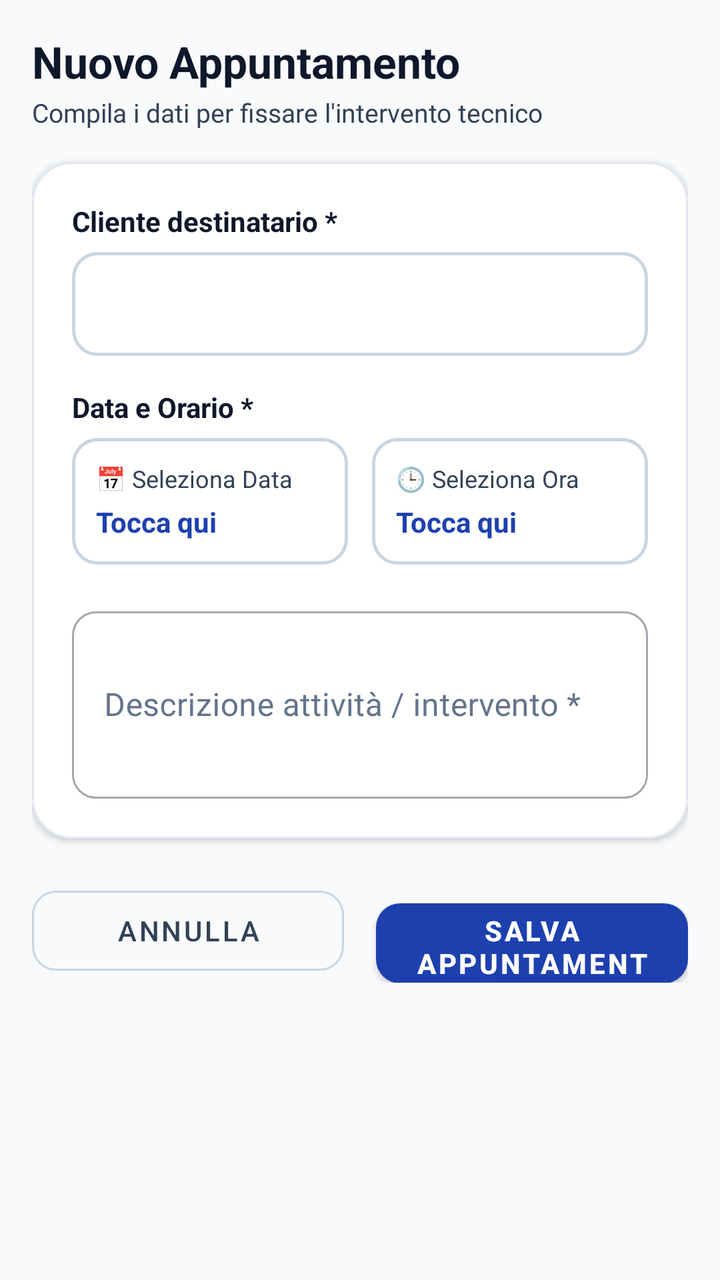
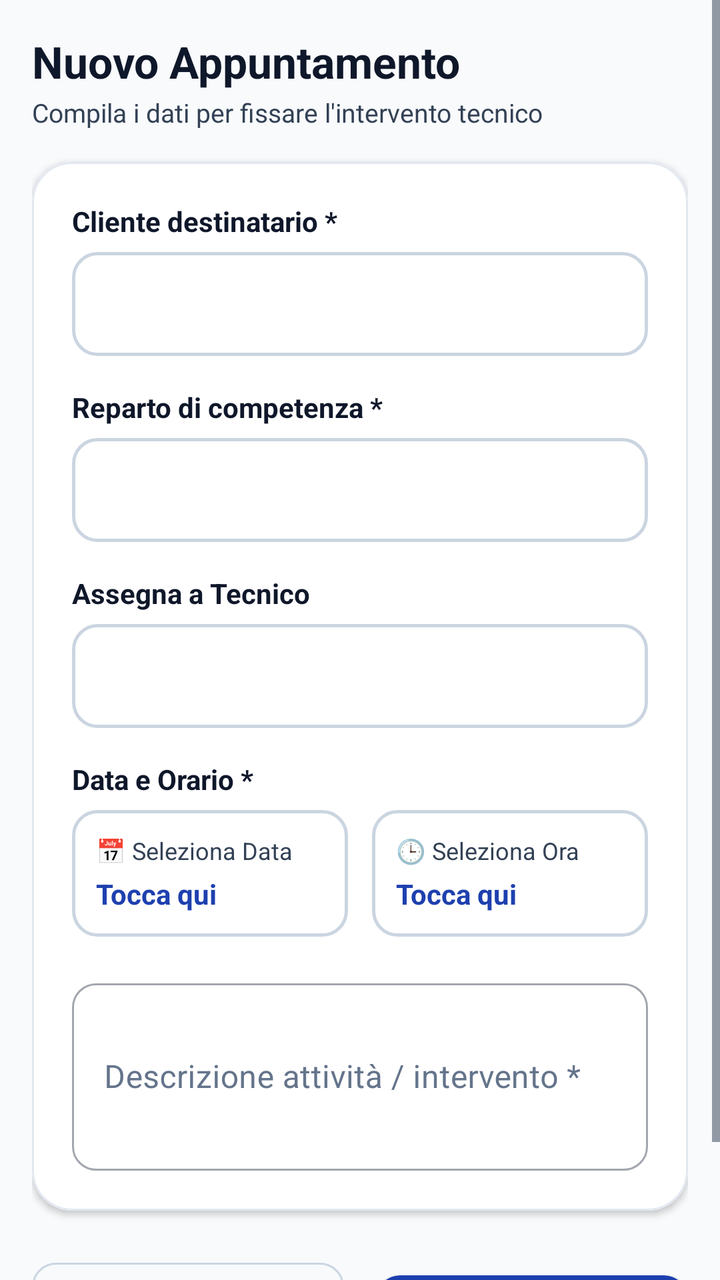

Compare the two renders of this Android layout. The source of the first and the diff that turns it into the second are given below.
<!-- AndroidManifest.xml: application theme Theme.TechInterventionApp -->
<!-- res/layout/fragment_new_appointment.xml -->
<?xml version="1.0" encoding="utf-8"?>
<ScrollView
    xmlns:android="http://schemas.android.com/apk/res/android"
    xmlns:app="http://schemas.android.com/apk/res-auto"
    android:layout_width="match_parent"
    android:layout_height="match_parent"
    android:fillViewport="true"
    android:background="@color/background">

    <LinearLayout
        android:layout_width="match_parent"
        android:layout_height="wrap_content"
        android:orientation="vertical"
        android:padding="16dp">

        <TextView
            android:layout_width="match_parent"
            android:layout_height="wrap_content"
            android:text="Nuovo Appuntamento"
            android:textSize="22sp"
            android:textStyle="bold"
            android:textColor="@color/text_primary" />

        <TextView
            android:layout_width="match_parent"
            android:layout_height="wrap_content"
            android:text="Compila i dati per fissare l'intervento tecnico"
            android:textSize="13sp"
            android:textColor="@color/text_secondary"
            android:layout_marginTop="2dp"
            android:layout_marginBottom="16dp" />

        
        <com.google.android.material.card.MaterialCardView
            android:layout_width="match_parent"
            android:layout_height="wrap_content"
            app:cardCornerRadius="20dp"
            app:cardElevation="2dp"
            app:strokeColor="@color/border_subtle"
            app:strokeWidth="1dp">

            <LinearLayout
                android:layout_width="match_parent"
                android:layout_height="wrap_content"
                android:background="@color/surface"
                android:orientation="vertical"
                android:padding="20dp">

                
                <TextView
                    android:layout_width="match_parent"
                    android:layout_height="wrap_content"
                    android:text="Cliente destinatario *"
                    android:textStyle="bold"
                    android:textSize="14sp"
                    android:textColor="@color/text_primary"
                    android:layout_marginBottom="6dp" />

                <Spinner
                    android:id="@+id/spinner_client"
                    android:layout_width="match_parent"
                    android:layout_height="wrap_content"
                    android:minHeight="52dp"
                    android:background="@drawable/spinner_background"
                    android:spinnerMode="dropdown" />

                
                <TextView
                    android:layout_width="match_parent"
                    android:layout_height="wrap_content"
                    android:text="Data e Orario *"
                    android:textStyle="bold"
                    android:textSize="14sp"
                    android:textColor="@color/text_primary"
                    android:layout_marginTop="16dp"
                    android:layout_marginBottom="6dp" />

                <LinearLayout
                    android:layout_width="match_parent"
                    android:layout_height="wrap_content"
                    android:orientation="horizontal">

                    
                    <LinearLayout
                        android:id="@+id/btn_pick_date"
                        android:layout_width="0dp"
                        android:layout_height="wrap_content"
                        android:layout_weight="1"
                        android:orientation="vertical"
                        android:background="@drawable/spinner_background"
                        android:padding="12dp"
                        android:clickable="true"
                        android:focusable="true"
                        android:layout_marginEnd="6dp">

                        <TextView
                            android:layout_width="wrap_content"
                            android:layout_height="wrap_content"
                            android:text="📅 Seleziona Data"
                            android:textSize="12sp"
                            android:textColor="@color/text_secondary" />

                        <TextView
                            android:id="@+id/tv_selected_date"
                            android:layout_width="wrap_content"
                            android:layout_height="wrap_content"
                            android:text="Tocca qui"
                            android:textSize="14sp"
                            android:textStyle="bold"
                            android:textColor="@color/primary"
                            android:layout_marginTop="4dp" />
                    </LinearLayout>

                    
                    <LinearLayout
                        android:id="@+id/btn_pick_time"
                        android:layout_width="0dp"
                        android:layout_height="wrap_content"
                        android:layout_weight="1"
                        android:orientation="vertical"
                        android:background="@drawable/spinner_background"
                        android:padding="12dp"
                        android:clickable="true"
                        android:focusable="true"
                        android:layout_marginStart="6dp">

                        <TextView
                            android:layout_width="wrap_content"
                            android:layout_height="wrap_content"
                            android:text="🕒 Seleziona Ora"
                            android:textSize="12sp"
                            android:textColor="@color/text_secondary" />

                        <TextView
                            android:id="@+id/tv_selected_time"
                            android:layout_width="wrap_content"
                            android:layout_height="wrap_content"
                            android:text="Tocca qui"
                            android:textSize="14sp"
                            android:textStyle="bold"
                            android:textColor="@color/primary"
                            android:layout_marginTop="4dp" />
                    </LinearLayout>
                </LinearLayout>

                
                <com.google.android.material.textfield.TextInputLayout
                    android:id="@+id/til_description"
                    style="@style/Widget.MaterialComponents.TextInputLayout.OutlinedBox"
                    android:layout_width="match_parent"
                    android:layout_height="wrap_content"
                    android:hint="Descrizione attività / intervento *"
                    android:textColorHint="@color/text_muted"
                    app:boxCornerRadiusTopStart="12dp"
                    app:boxCornerRadiusTopEnd="12dp"
                    app:boxCornerRadiusBottomStart="12dp"
                    app:boxCornerRadiusBottomEnd="12dp"
                    android:layout_marginTop="18dp">

                    <com.google.android.material.textfield.TextInputEditText
                        android:id="@+id/et_description"
                        android:layout_width="match_parent"
                        android:layout_height="wrap_content"
                        android:textColor="@color/text_primary"
                        android:inputType="textMultiLine"
                        android:minLines="3" />
                </com.google.android.material.textfield.TextInputLayout>

            </LinearLayout>
        </com.google.android.material.card.MaterialCardView>

        
        <LinearLayout
            android:layout_width="match_parent"
            android:layout_height="wrap_content"
            android:orientation="horizontal"
            android:layout_marginTop="20dp"
            android:layout_marginBottom="24dp">

            <com.google.android.material.button.MaterialButton
                android:id="@+id/btn_cancel"
                style="@style/Widget.MaterialComponents.Button.OutlinedButton"
                android:layout_width="0dp"
                android:layout_height="52dp"
                android:layout_weight="1"
                android:text="Annulla"
                android:textColor="@color/text_secondary"
                app:strokeColor="@color/border_strong"
                app:cornerRadius="12dp"
                android:layout_marginEnd="8dp" />

            <com.google.android.material.button.MaterialButton
                android:id="@+id/btn_save"
                android:layout_width="0dp"
                android:layout_height="52dp"
                android:layout_weight="1"
                android:text="Salva Appuntamento"
                android:textColor="@color/white"
                android:textStyle="bold"
                app:backgroundTint="@color/primary"
                app:cornerRadius="12dp"
                android:layout_marginStart="8dp" />
        </LinearLayout>

    </LinearLayout>
</ScrollView>
<!-- resources referenced by this layout -->
<resources>
  <color name="background">#F8FAFC</color>
  <color name="border_strong">#CBD5E1</color>
  <color name="border_subtle">#E2E8F0</color>
  <color name="primary">#1E40AF</color>
  <color name="surface">#FFFFFF</color>
  <color name="text_muted">#64748B</color>
  <color name="text_primary">#0F172A</color>
  <color name="text_secondary">#334155</color>
  <color name="white">#FFFFFF</color>
  <!-- drawable spinner_background (drawable) -->
  <?xml version="1.0" encoding="utf-8"?>
  <shape xmlns:android="http://schemas.android.com/apk/res/android"
      android:shape="rectangle">
      <stroke
          android:width="1.5dp"
          android:color="@color/border_strong" />
      <corners android:radius="12dp" />
      <solid android:color="@color/surface" />
      <padding
          android:left="14dp"
          android:right="14dp"
          android:top="8dp"
          android:bottom="8dp" />
  </shape>
  <style name="Theme.TechInterventionApp" parent="Theme.MaterialComponents.Light.NoActionBar">
          
          <item name="colorPrimary">@color/primary</item>
          <item name="colorPrimaryVariant">@color/primary_variant</item>
          <item name="colorOnPrimary">@color/white</item>
          <item name="colorSecondary">@color/secondary</item>
          <item name="colorSecondaryVariant">@color/secondary_variant</item>
          <item name="colorOnSecondary">@color/white</item>
          <item name="colorError">@color/error</item>
  
          
          <item name="android:colorBackground">@color/background</item>
          <item name="colorSurface">@color/surface</item>
          <item name="colorOnSurface">@color/text_primary</item>
  
          
          <item name="android:textColor">@color/text_primary</item>
          <item name="android:textColorPrimary">@color/text_primary</item>
          <item name="android:textColorSecondary">@color/text_secondary</item>
          <item name="android:textColorHint">@color/text_muted</item>
  
          
          <item name="android:statusBarColor">@color/background</item>
          <item name="android:windowLightStatusBar">true</item>
          <item name="android:navigationBarColor">@color/surface</item>
          <item name="android:windowLightNavigationBar">true</item>
  
          
          <item name="textInputStyle">@style/Widget.App.TextInputLayout</item>
      </style>
  <color name="primary_variant">#172554</color>
  <color name="secondary">#D97706</color>
  <color name="secondary_variant">#B45309</color>
  <color name="error">#DC2626</color>
  <style name="Widget.App.TextInputLayout" parent="Widget.MaterialComponents.TextInputLayout.OutlinedBox">
          <item name="boxStrokeColor">@color/primary</item>
          <item name="boxStrokeWidth">1.5dp</item>
          <item name="boxCornerRadiusTopStart">12dp</item>
          <item name="boxCornerRadiusTopEnd">12dp</item>
          <item name="boxCornerRadiusBottomStart">12dp</item>
          <item name="boxCornerRadiusBottomEnd">12dp</item>
          <item name="hintTextColor">@color/primary</item>
          <item name="android:textColorHint">@color/text_muted</item>
      </style>
</resources>

<!-- the commit's change to res/layout/fragment_new_appointment.xml (unified diff, before → after) -->
@@ -58,6 +58,44 @@
 
                 <Spinner
                     android:id="@+id/spinner_client"
+                    android:layout_width="match_parent"
+                    android:layout_height="wrap_content"
+                    android:minHeight="52dp"
+                    android:background="@drawable/spinner_background"
+                    android:spinnerMode="dropdown" />
+
+                
+                <TextView
+                    android:layout_width="match_parent"
+                    android:layout_height="wrap_content"
+                    android:text="Reparto di competenza *"
+                    android:textStyle="bold"
+                    android:textSize="14sp"
+                    android:textColor="@color/text_primary"
+                    android:layout_marginTop="16dp"
+                    android:layout_marginBottom="6dp" />
+
+                <Spinner
+                    android:id="@+id/spinner_department"
+                    android:layout_width="match_parent"
+                    android:layout_height="wrap_content"
+                    android:minHeight="52dp"
+                    android:background="@drawable/spinner_background"
+                    android:spinnerMode="dropdown" />
+
+                
+                <TextView
+                    android:layout_width="match_parent"
+                    android:layout_height="wrap_content"
+                    android:text="Assegna a Tecnico"
+                    android:textStyle="bold"
+                    android:textSize="14sp"
+                    android:textColor="@color/text_primary"
+                    android:layout_marginTop="16dp"
+                    android:layout_marginBottom="6dp" />
+
+                <Spinner
+                    android:id="@+id/spinner_technician"
                     android:layout_width="match_parent"
                     android:layout_height="wrap_content"
                     android:minHeight="52dp"
